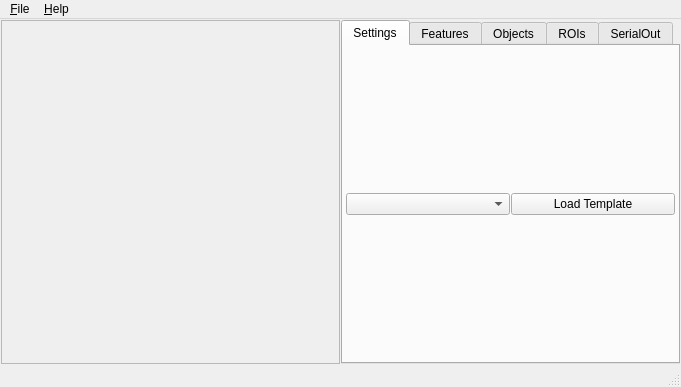
The window that ui/mainUi.ui (wonkoderverstaendige/Spotter) describes before a commit, drawn with Qt 5.
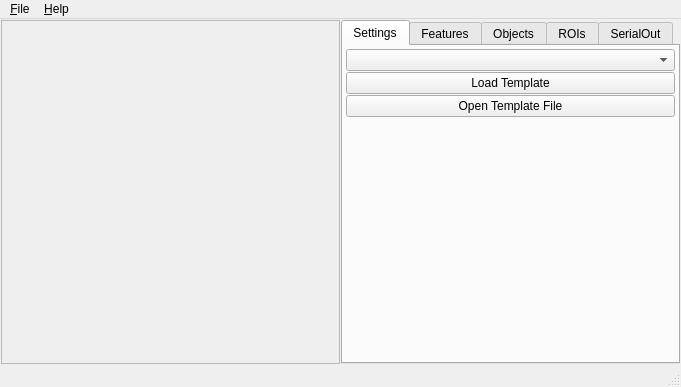
The same window after the commit. Icons and pictures are not drawn.

Commit message:
Template loading from ini with ConfigObj
Templates are no longer hardcoded but are read from .ini files by using
ConfigObj and its validator as parsers.

Diff of the .ui file:
```diff
--- a/ui/mainUi.ui
+++ b/ui/mainUi.ui
@@ -68,6 +68,9 @@
      <layout class="QHBoxLayout" name="frame_parameters">
       <item>
        <widget class="QTabWidget" name="tab_parameters">
+        <property name="enabled">
+         <bool>true</bool>
+        </property>
         <property name="sizePolicy">
          <sizepolicy hsizetype="Minimum" vsizetype="Minimum">
           <horstretch>0</horstretch>
@@ -80,9 +83,6 @@
           <height>300</height>
          </size>
         </property>
-        <property name="tabPosition">
-         <enum>QTabWidget::North</enum>
-        </property>
         <property name="currentIndex">
          <number>0</number>
         </property>
@@ -102,15 +102,39 @@
             <item row="0" column="1">
              <layout class="QHBoxLayout" name="horizontalLayout_3">
               <item>
+               <layout class="QGridLayout" name="gridLayout_3">
+                <item row="0" column="0">
                <widget class="QComboBox" name="combo_templates"/>
               </item>
-              <item>
+                <item row="3" column="0">
+                 <widget class="QPushButton" name="btn_template_file">
+                  <property name="text">
+                   <string>Open Template File</string>
+                  </property>
+                 </widget>
+                </item>
+                <item row="1" column="0">
                <widget class="QPushButton" name="btn_load_template">
                 <property name="text">
                  <string>Load Template</string>
                 </property>
                </widget>
               </item>
+                <item row="4" column="0">
+                 <spacer name="verticalSpacer">
+                  <property name="orientation">
+                   <enum>Qt::Vertical</enum>
+                  </property>
+                  <property name="sizeHint" stdset="0">
+                   <size>
+                    <width>20</width>
+                    <height>40</height>
+                   </size>
+                  </property>
+                 </spacer>
+                </item>
+               </layout>
+              </item>
              </layout>
             </item>
            </layout>
```
Left out of the diff: 15 changed lines with no effect on the pictures. Lines whose indentation alone changed are shown as unchanged. The commit also changes 18 other files.
